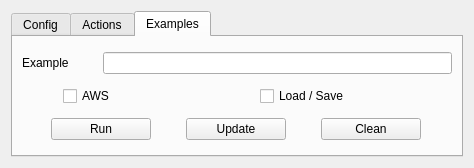
Before: the Qt Designer form Y3A/Y3A.ui in Nummulith/ObjectModelFramework, drawn with Qt 5.
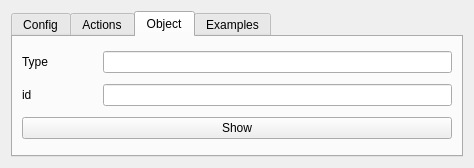
After: the same form once the commit is applied.

Commit message: Elastic container, html as a result, object show

```diff
--- a/Y3A/Y3A.ui
+++ b/Y3A/Y3A.ui
@@ -211,6 +211,64 @@
          </item>
         </layout>
        </widget>
+       <widget class="QWidget" name="tab_4">
+        <attribute name="title">
+         <string>Object</string>
+        </attribute>
+        <layout class="QVBoxLayout" name="verticalLayout_6">
+         <item>
+          <layout class="QHBoxLayout" name="horizontalLayout_11">
+           <item>
+            <widget class="QLabel" name="lType">
+             <property name="minimumSize">
+              <size>
+               <width>75</width>
+               <height>0</height>
+              </size>
+             </property>
+             <property name="text">
+              <string>Type</string>
+             </property>
+            </widget>
+           </item>
+           <item>
+            <widget class="QLineEdit" name="leType"/>
+           </item>
+          </layout>
+         </item>
+         <item>
+          <layout class="QHBoxLayout" name="horizontalLayout_12">
+           <item>
+            <widget class="QLabel" name="lId">
+             <property name="minimumSize">
+              <size>
+               <width>75</width>
+               <height>0</height>
+              </size>
+             </property>
+             <property name="text">
+              <string>id</string>
+             </property>
+            </widget>
+           </item>
+           <item>
+            <widget class="QLineEdit" name="leId"/>
+           </item>
+          </layout>
+         </item>
+         <item>
+          <layout class="QHBoxLayout" name="horizontalLayout_13">
+           <item>
+            <widget class="QPushButton" name="bShow">
+             <property name="text">
+              <string>Show</string>
+             </property>
+            </widget>
+           </item>
+          </layout>
+         </item>
+        </layout>
+       </widget>
        <widget class="QWidget" name="tab_3">
         <attribute name="title">
          <string>Examples</string>
```
The commit also changes 22 other files.
